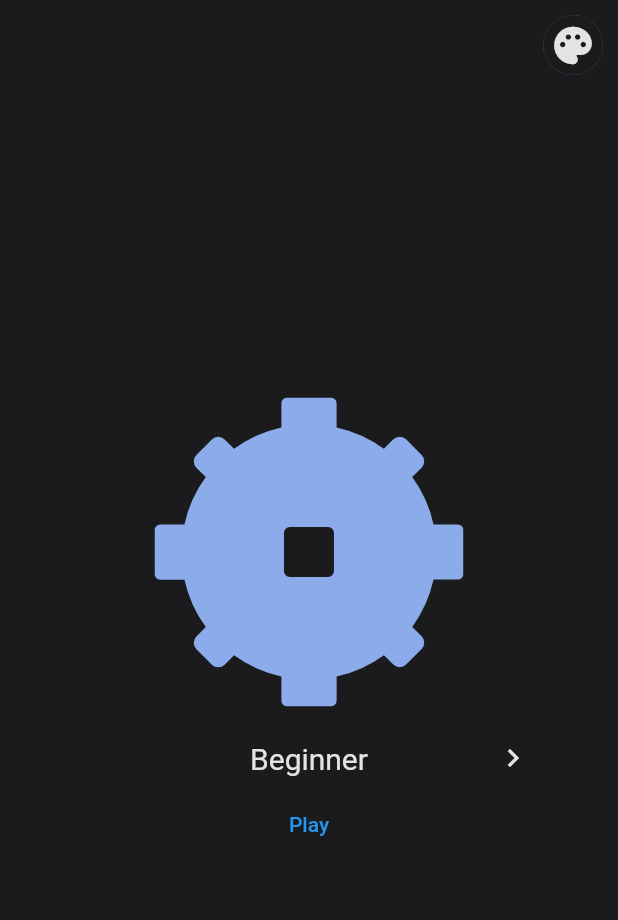
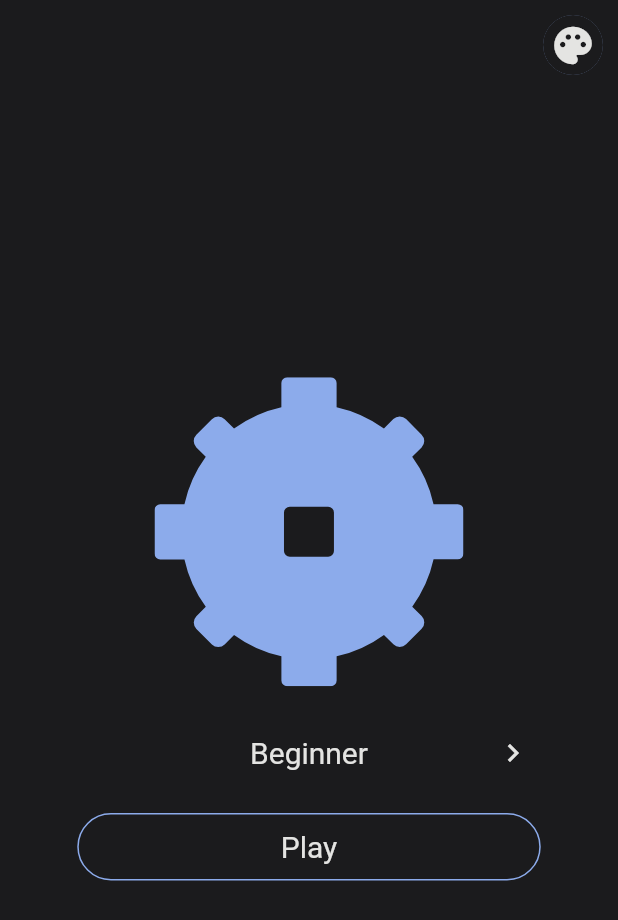
Before and after one commit to alessandro-stella/minesweeper-mobile, a Flutter app: the screen it shows after launch, on a phone screen of 412 x 824 dp. Shown: the top 920 px of the screen. Run offline on Flutter 3.47's test engine with Material 2 defaults, Android fonts, the phone set to English and light mode, and no system bars; our stand-ins replace flutter_svg; missing offline and left inert: invert_colors.

Commit message:
Fixed minor visual bug

```diff
--- a/lib/custom_button.dart
+++ b/lib/custom_button.dart
@@ -41,14 +41,32 @@ class _CustomButtonState extends State<CustomButton> {
     return GestureDetector(
       onTapDown: (_) => _handleTapDown(),
       onTapUp: (_) => _handleTapUp(),
-      child: AnimatedContainer(
+      onTapCancel: () => _handleTapUp(),
+      child: FractionallySizedBox(
+        widthFactor: 0.75,
+        child: AnimatedContainer(
           duration: const Duration(milliseconds: 200),
           decoration: BoxDecoration(
             color: buttonColor,
-            borderRadius: BorderRadius.circular(8.0),
+            borderRadius: BorderRadius.circular(100),
+            border:
+                Border.all(width: 1, color: widget.currentPalette.mainColor),
           ),
           child: Padding(
-              padding: const EdgeInsets.all(8.0), child: Text(widget.text))),
+            padding: const EdgeInsets.symmetric(vertical: 10.0),
+            child: Center(
+              child: Text(
+                widget.text,
+                style: TextStyle(
+                    fontSize: 20,
+                    color: isPressed
+                        ? widget.currentPalette.backgroundColor
+                        : widget.currentPalette.invertedColor),
+              ),
+            ),
+          ),
+        ),
+      ),
     );
   }
 }
--- a/lib/custom_icon.dart
+++ b/lib/custom_icon.dart
@@ -41,6 +41,7 @@ class _CustomIconState extends State<CustomIcon> {
     return GestureDetector(
       onTapDown: (_) => _handleTapDown(),
       onTapUp: (_) => _handleTapUp(),
+      onTapCancel: () => _handleTapUp(),
       child: AnimatedContainer(
         duration: const Duration(milliseconds: 200),
         decoration: BoxDecoration(
@@ -55,7 +56,8 @@ class _CustomIconState extends State<CustomIcon> {
                 ? widget.currentPalette.backgroundColor
                 : widget.currentPalette.invertedColor,
           ),
-          )),
+        ),
+      ),
     );
   }
 }
--- a/lib/home/home_page.dart
+++ b/lib/home/home_page.dart
@@ -1,5 +1,6 @@
 import 'package:flutter/material.dart';
 import 'package:flutter_svg/flutter_svg.dart';
+import 'package:minesweeper/custom_button.dart';
 import 'package:minesweeper/home/difficulties.dart';
 import 'package:minesweeper/home/difficulty_selector.dart';
 import 'package:minesweeper/palette_selector.dart';
@@ -56,13 +57,20 @@ class _HomePageState extends State<HomePage> {
                       semanticsLabel: 'Mine', color: currentPalette.mainColor),
                 ),
               ),
+              const SizedBox(
+                height: 10,
+              ),
               DifficultySelector(
                   currentPalette: currentPalette,
                   difficulties: difficulties.map((e) => e.name).toList(),
                   updateDifficulty: updateDifficulty),
-              TextButton(
+              const SizedBox(
+                height: 20,
+              ),
+              CustomButton(
+                currentPalette: currentPalette,
                 onPressed: () => print(difficulties[selectedDifficulty].name),
-                child: const Text("Play"),
+                text: "Play",
               ),
             ],
           ),
```
Lines whose indentation alone changed are shown as unchanged.
